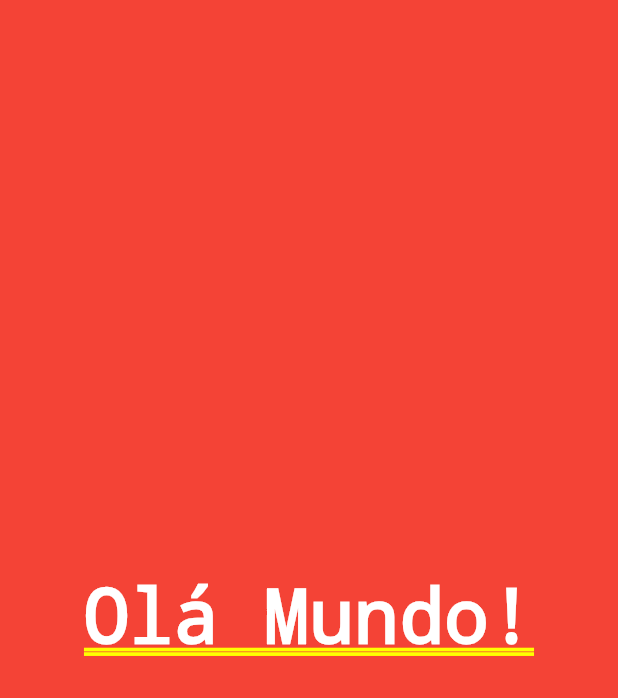
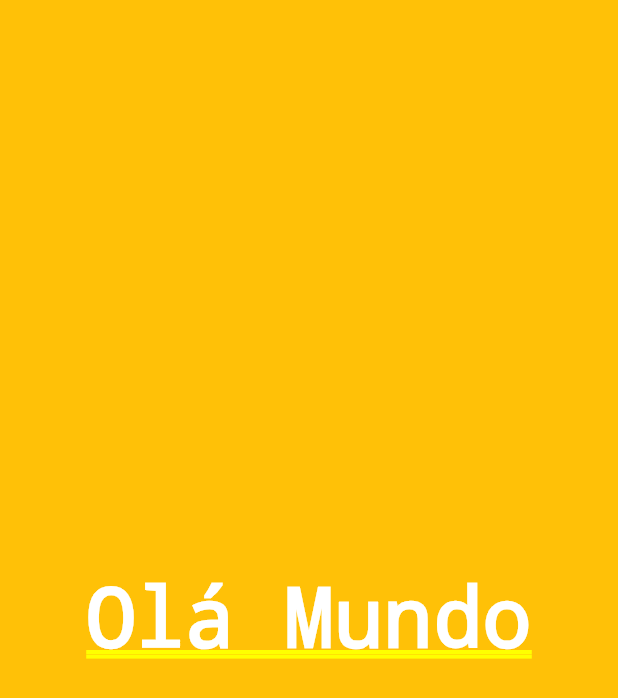
Before and after one commit to JoseJacsanCode/appContador, a Flutter app: the screen it shows after launch, on a phone screen of 412 x 824 dp. Shown: the top 698 px of the screen. Run offline on Flutter 3.47's test engine with Material 3 defaults, Android fonts, the phone set to English and light mode, and no system bars.

Commit message:
Fazendo o hot reload

```diff
--- a/lib/main.dart
+++ b/lib/main.dart
@@ -1,15 +1,23 @@
 import 'package:flutter/material.dart';
 
 void main() {
-  runApp(MaterialApp(home: Container(
-    color: Colors.red,
-    alignment: Alignment.center,
-    child: const Text('Olá Mundo!',
-    style: TextStyle(
-      color: Colors.white,
-      fontSize: 50
-    ),
-    ),
-  ),
-  ),);
+  runApp(const MyApp());
 }
+
+class MyApp extends StatelessWidget {
+  const MyApp({super.key});
+
+  @override
+  Widget build(BuildContext context) {
+    return MaterialApp(
+      home: Container(
+        color: Colors.amber,
+        alignment: Alignment.center,
+        child: const Text(
+          'Olá Mundo',
+          style: TextStyle(color: Colors.white, fontSize: 55),
+        ),
+      ),
+    );
+  }
+}
```
